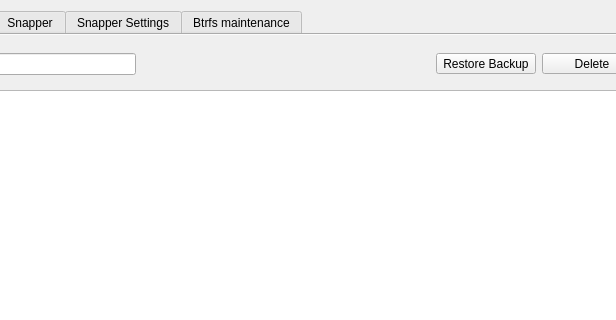
Qt form src/ui/MainWindow.ui (nexusriot/btrfs-assistant) before a commit; both pictures show x 178 to 794 and y 0 to 320 of the 946 by 717 pixel window.
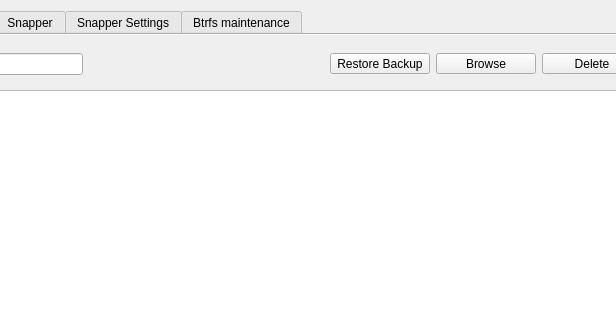
The same form after that commit. The open tabs and pages were chosen to show the change. Icons and pictures are not drawn. Custom widgets are drawn as their Qt base class.

Commit message: Subvol browse

Diff of the .ui file:
```diff
--- a/src/ui/MainWindow.ui
+++ b/src/ui/MainWindow.ui
@@ -565,6 +565,26 @@
                  </property>
                 </widget>
                </item>
+               <item>
+                <widget class="QToolButton" name="toolButton_subvolumeBrowse">
+                 <property name="minimumSize">
+                  <size>
+                   <width>100</width>
+                   <height>0</height>
+                  </size>
+                 </property>
+                 <property name="text">
+                  <string>Browse</string>
+                 </property>
+                 <property name="icon">
+                  <iconset resource="../../icons/icons.qrc">
+                   <normaloff>:/icons/folder.svg</normaloff>:/icons/folder.svg</iconset>
+                 </property>
+                 <property name="toolButtonStyle">
+                  <enum>Qt::ToolButtonTextUnderIcon</enum>
+                 </property>
+                </widget>
+               </item>
                <item>
                 <widget class="QToolButton" name="toolButton_subvolDelete">
                  <property name="minimumSize">
```
The commit also changes 7 other files.
